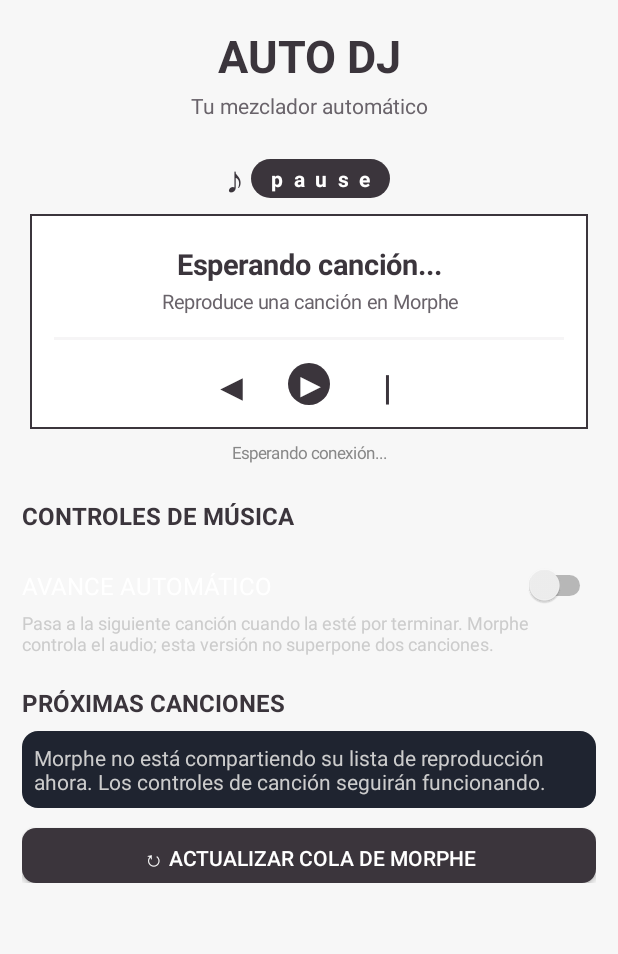
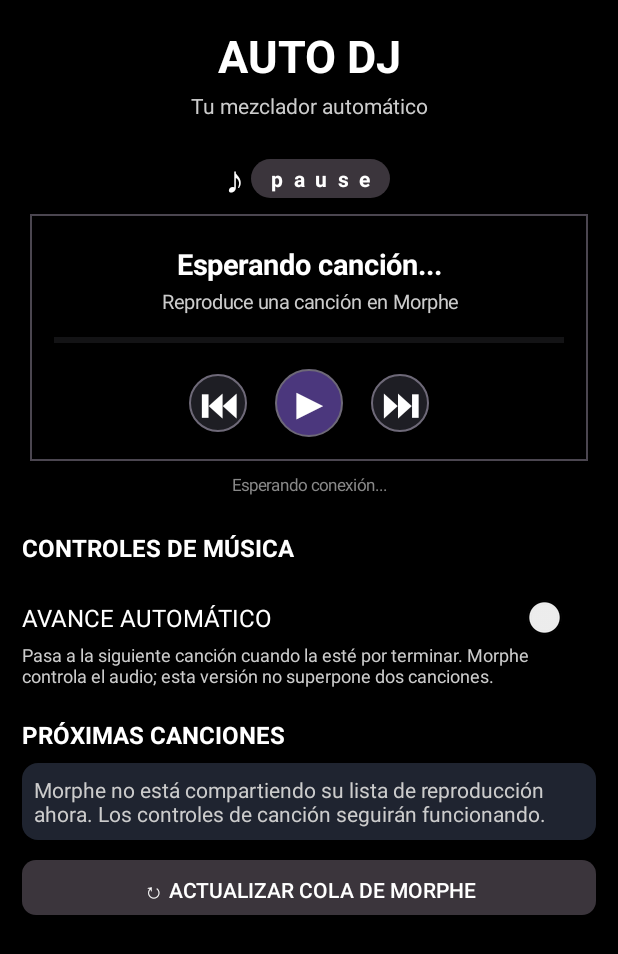
Before and after one commit to Maicol6667/AutoDJMorp, an Android app: the screen it shows after launch (MainActivity), on a phone screen of 412 x 824 dp. Shown: the top 954 px of the screen. Run offline under Robolectric (Android 15) with nearby library versions, the phone set to English and light mode, and no system bars.

Commit message:
Improve AMOLED player controls and progress visibility

```diff
--- a/app/src/main/java/com/autodjmorp/app/MainActivity.kt
+++ b/app/src/main/java/com/autodjmorp/app/MainActivity.kt
@@ -49,7 +49,7 @@ class MainActivity : Activity() {
         val root = LinearLayout(this).apply {
             orientation = LinearLayout.VERTICAL
             setPadding(22, 25, 22, 25)
-            setBackgroundColor(Color.rgb(247, 247, 247))
+            setBackgroundColor(Color.BLACK)
         }
 
         val scroll = ScrollView(this)
@@ -60,7 +60,7 @@ class MainActivity : Activity() {
         val title = TextView(this).apply {
             text = "AUTO DJ"
             textSize = 30f
-            setTextColor(Color.rgb(59, 53, 60))
+            setTextColor(Color.WHITE)
             typeface = Typeface.DEFAULT_BOLD
             gravity = Gravity.CENTER
         }
@@ -70,7 +70,7 @@ class MainActivity : Activity() {
         val subtitle = TextView(this).apply {
             text = "Tu mezclador automático"
             textSize = 14f
-            setTextColor(Color.rgb(105, 99, 106))
+            setTextColor(Color.LTGRAY)
             gravity = Gravity.CENTER
             setPadding(0, 5, 0, 25)
         }
@@ -91,7 +91,7 @@ class MainActivity : Activity() {
         statusRow.addView(TextView(this).apply {
             text = "♪"
             textSize = 25f
-            setTextColor(Color.rgb(59, 53, 60))
+            setTextColor(Color.WHITE)
             setPadding(0, 0, 9, 0)
         })
         playStatus = TextView(this).apply {
@@ -112,15 +112,15 @@ class MainActivity : Activity() {
             gravity = Gravity.CENTER
             setPadding(24, 30, 24, 24)
             background = GradientDrawable().apply {
-                setColor(Color.WHITE)
-                setStroke(2, Color.rgb(59, 53, 60))
+                setColor(Color.BLACK)
+                setStroke(2, Color.rgb(75, 70, 80))
             }
         }
 
         currentSongText = TextView(this).apply {
             text = "Esperando canción..."
             textSize = 19f
-            setTextColor(Color.rgb(59, 53, 60))
+            setTextColor(Color.WHITE)
             typeface = Typeface.DEFAULT_BOLD
             gravity = Gravity.CENTER
             setPadding(0, 0, 0, 5)
@@ -130,7 +130,7 @@ class MainActivity : Activity() {
         artistText = TextView(this).apply {
             text = "Abre YouTube Music Morphe"
             textSize = 13f
-            setTextColor(Color.rgb(105, 99, 106))
+            setTextColor(Color.LTGRAY)
             gravity = Gravity.CENTER
             setPadding(0, 0, 0, 22)
         }
@@ -139,12 +139,12 @@ class MainActivity : Activity() {
         trackProgress = ProgressBar(this, null, android.R.attr.progressBarStyleHorizontal).apply {
             max = 1000
             progress = 0
-            progressTintList = ColorStateList.valueOf(Color.rgb(59, 53, 60))
-            progressBackgroundTintList = ColorStateList.valueOf(Color.rgb(220, 217, 221))
+            progressTintList = ColorStateList.valueOf(Color.rgb(160, 130, 255))
+            progressBackgroundTintList = ColorStateList.valueOf(Color.rgb(75, 75, 82))
         }
         playerBox.addView(trackProgress, LinearLayout.LayoutParams(
-            LinearLayout.LayoutParams.MATCH_PARENT, 3
-        ).apply { bottomMargin = 23 })
+            LinearLayout.LayoutParams.MATCH_PARENT, 6
+        ).apply { bottomMargin = 26 })
 
         val controls = LinearLayout(this).apply {
             orientation = LinearLayout.HORIZONTAL
@@ -156,21 +156,21 @@ class MainActivity : Activity() {
         previousButton.setOnClickListener { sendMediaCommand("previous") }
         playControl.setOnClickListener { sendMediaCommand("playpause") }
         nextButton.setOnClickListener { sendMediaCommand("next") }
-        controls.addView(previousButton, LinearLayout.LayoutParams(42, 42).apply {
-            setMargins(18, 0, 18, 0)
+        controls.addView(previousButton, LinearLayout.LayoutParams(58, 58).apply {
+            setMargins(14, 0, 14, 0)
         })
-        controls.addView(playControl, LinearLayout.LayoutParams(42, 42).apply {
-            setMargins(18, 0, 18, 0)
+        controls.addView(playControl, LinearLayout.LayoutParams(68, 68).apply {
+            setMargins(14, 0, 14, 0)
         })
-        controls.addView(nextButton, LinearLayout.LayoutParams(42, 42).apply {
-            setMargins(18, 0, 18, 0)
+        controls.addView(nextButton, LinearLayout.LayoutParams(58, 58).apply {
+            setMargins(14, 0, 14, 0)
         })
         playerBox.addView(controls)
         playerWrapper.addView(playerBox)
         connectionText = TextView(this).apply {
             text = "Esperando conexión con Morphe..."
             textSize = 11f
-            setTextColor(Color.rgb(105, 99, 106))
+            setTextColor(Color.LTGRAY)
             gravity = Gravity.CENTER
             setPadding(0, 12, 0, 0)
         }
@@ -263,7 +263,7 @@ class MainActivity : Activity() {
         return TextView(this).apply {
             this.text = text
             textSize = 16f
-            setTextColor(Color.rgb(59, 53, 60))
+            setTextColor(Color.WHITE)
             typeface = Typeface.DEFAULT_BOLD
             setPadding(0, 15, 0, 12)
         }
@@ -286,24 +286,22 @@ class MainActivity : Activity() {
         return TextView(this).apply {
             contentDescription = description
             gravity = Gravity.CENTER
-            textSize = if (kind == "pause") 21f else 23f
-            typeface = Typeface.DEFAULT_BOLD
-            setTextColor(if (kind == "pause") Color.WHITE else Color.rgb(59, 53, 60))
+            textSize = if (kind == "pause") 28f else 25f
+            typeface = Typeface.create("sans-serif", Typeface.BOLD)
+            setTextColor(Color.WHITE)
             text = when (kind) {
-                "previous" -> "◀|"
-                "next" -> "|▶"
+                "previous" -> "⏮"
+                "next" -> "⏭"
                 else -> "Ⅱ"
             }
-            if (kind == "pause") {
-                background = GradientDrawable().apply {
-                    shape = GradientDrawable.OVAL
-                    setColor(Color.rgb(59, 53, 60))
-                }
-            } else {
-                background = null
+            background = GradientDrawable().apply {
+                shape = GradientDrawable.OVAL
+                setColor(if (kind == "pause") Color.rgb(75, 55, 125) else Color.rgb(30, 30, 36))
+                setStroke(2, Color.rgb(110, 105, 120))
             }
             isClickable = true
             isFocusable = true
+            elevation = 4f
         }
     }
 
```
